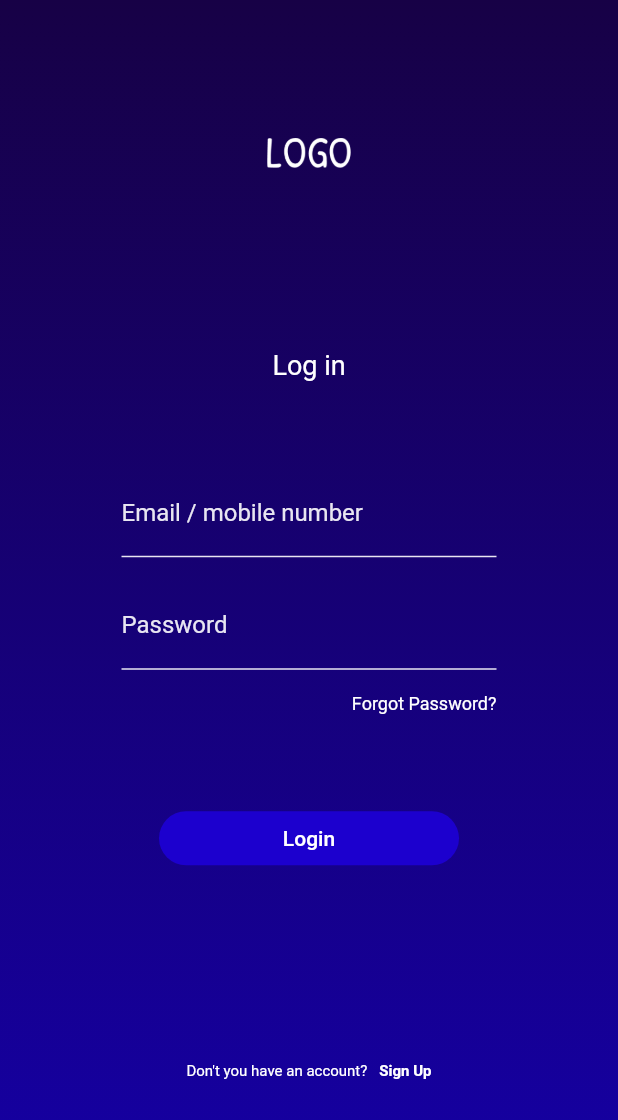
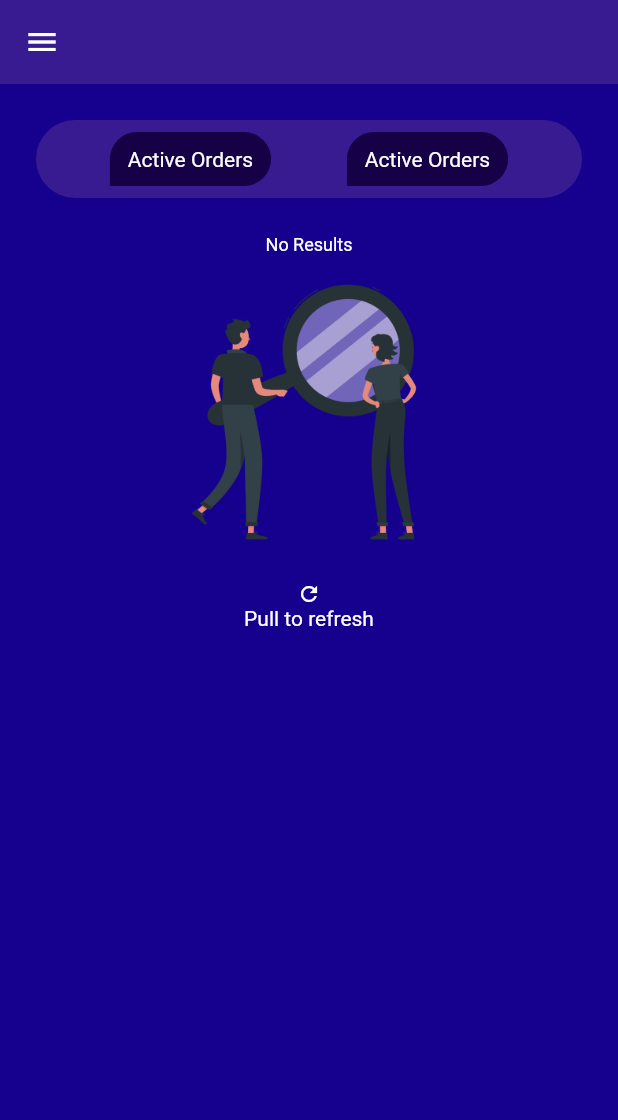
Before and after one commit to marcoleonardini/asap_challenge_cubit, a Flutter app: the LoginScreen screen opened by its route, after a tap on "Login", on a phone screen of 412 x 824 dp. Shown: the top 1120 px of the screen. Run offline on Flutter 3.47's test engine with Material 2 defaults, Android fonts, the light colour scheme and no system bars; our stand-ins replace bloc, flutter_bloc.

Commit message:
Added ongenerated routes
Added flutter_bloc
Added home screen
Fixed Sizes on Splash Screen
Fixed Sizes on Login Screen

```diff
--- a/lib/src/core/config/routes.dart
+++ b/lib/src/core/config/routes.dart
@@ -1,3 +1,4 @@
+import 'package:asap_challenge_cubit/src/ui/screens/home_screen/home_screen.dart';
 import 'package:asap_challenge_cubit/src/ui/screens/login_screen/login_screen.dart';
 import 'package:asap_challenge_cubit/src/ui/screens/splash_screen/splash_screen.dart';
 import 'package:asap_challenge_cubit/src/ui/screens/no_route_screen/no_route.screen.dart';
@@ -10,6 +11,8 @@ class AppRoute {
         return MaterialPageRoute(builder: (context) => SplasScreen());
       case LoginScreen.route:
         return MaterialPageRoute(builder: (context) => LoginScreen());
+      case HomeScreen.route:
+        return MaterialPageRoute(builder: (context) => HomeScreen());
 
       default:
         return MaterialPageRoute(builder: (context) => NoRouteScreen());
--- /dev/null
+++ b/lib/src/core/providers/cubit.dart
@@ -0,0 +1,13 @@
+import 'package:bloc/bloc.dart';
+
+/// A `CounterCubit` which manages an `int` as its state.
+class CounterCubit extends Cubit<int> {
+  /// The initial state of the `CounterCubit` is 0.
+  CounterCubit() : super(0);
+
+  /// When increment is called, the current state
+  /// of the cubit is accessed via `state` and
+  /// a new `state` is emitted via `emit`.
+  void increment() => emit(state + 1);
+  void reset() => emit(0);
+}
--- a/lib/src/ui/screens/home_screen/home_screen.dart
+++ b/lib/src/ui/screens/home_screen/home_screen.dart
@@ -1,9 +1,95 @@
+import 'package:asap_challenge_cubit/src/ui/screens/home_screen/result_listwiew_widget.dart';
 import 'package:flutter/material.dart';
+import 'package:flutter_bloc/flutter_bloc.dart';
+import 'package:asap_challenge_cubit/src/ui/widgets/drawers/main_menu_drawer.dart';
+import 'package:asap_challenge_cubit/src/ui/widgets/no_result_list_view.dart';
+
+import 'package:asap_challenge_cubit/src/core/providers/cubit.dart';
 
 class HomeScreen extends StatelessWidget {
-  static const String = 'home';
+  static const String route = 'home';
   @override
   Widget build(BuildContext context) {
-    return Container();
+    return Scaffold(
+      backgroundColor: Color(0xff15018E),
+      appBar: AppBar(
+        backgroundColor: Color(0xff391B91),
+        elevation: 0.0,
+      ),
+      drawerScrimColor: Colors.white30,
+      drawer: MainMenuDrawer(),
+      body: Container(
+        constraints: BoxConstraints.expand(),
+        child: RefreshIndicator(
+          onRefresh: () async {
+            await Future.delayed(const Duration(milliseconds: 1500));
+            context.read<CounterCubit>().increment();
+            print('refreshing');
+
+            return Future.value(true);
+          },
+          child: Column(
+            children: [
+              Container(
+                margin: EdgeInsets.all(24.0),
+                padding: EdgeInsets.symmetric(vertical: 8.0, horizontal: 24.0),
+                decoration: BoxDecoration(
+                  color: Color(0xff391B91),
+                  borderRadius: BorderRadius.all(
+                    Radius.circular(28),
+                  ),
+                ),
+                child: Row(
+                  mainAxisAlignment: MainAxisAlignment.spaceAround,
+                  children: [
+                    Container(
+                      decoration: BoxDecoration(
+                        borderRadius: BorderRadius.only(
+                          topLeft: Radius.circular(20),
+                          bottomRight: Radius.circular(20),
+                          topRight: Radius.circular(20),
+                        ),
+                        color: Color(0xff160046),
+                      ),
+                      padding: EdgeInsets.symmetric(
+                          vertical: 10.0, horizontal: 12.0),
+                      child: Text('Active Orders'),
+                    ),
+                    Container(
+                      decoration: BoxDecoration(
+                        borderRadius: BorderRadius.only(
+                          topLeft: Radius.circular(20),
+                          bottomRight: Radius.circular(20),
+                          topRight: Radius.circular(20),
+                        ),
+                        color: Color(0xff160046),
+                      ),
+                      padding: EdgeInsets.symmetric(
+                          vertical: 10.0, horizontal: 12.0),
+                      child: Text('Active Orders'),
+                    ),
+                  ],
+                ),
+              ),
+              Expanded(child: BlocBuilder<CounterCubit, int>(
+                // cubit: CounterCubit(),
+                builder: (context, state) {
+                  print(state);
+                  return AnimatedSwitcher(
+                    duration: const Duration(milliseconds: 450),
+                    child: state < 3
+                        ? NoResultsListView()
+                        : ResultsListViewWidget(
+                            key: UniqueKey(),
+                            state: state,
+                          ),
+                  );
+                },
+              )),
+            ],
+          ),
+        ),
+      ),
+    );
   }
 }
--- a/lib/src/ui/screens/login_screen/login_screen.dart
+++ b/lib/src/ui/screens/login_screen/login_screen.dart
@@ -1,3 +1,4 @@
+import 'package:asap_challenge_cubit/src/ui/screens/home_screen/home_screen.dart';
 import 'package:flutter/foundation.dart';
 import 'package:flutter/material.dart';
 
@@ -124,7 +125,8 @@ class LoginScreen extends StatelessWidget {
                                 child: FlatButton(
                                   onPressed: () {
                                     FocusScope.of(context).unfocus();
-                                    print('login');
+                                    Navigator.pushReplacementNamed(
+                                        context, HomeScreen.route);
                                   },
                                   child: Text('Login'),
                                   color: Color(0xff1C00CE),
--- a/lib/src/ui/screens/splash_screen/splash_screen.dart
+++ b/lib/src/ui/screens/splash_screen/splash_screen.dart
@@ -63,7 +63,7 @@ class HomeWidget extends StatelessWidget {
           width: 200,
           child: FlatButton(
             onPressed: () {
-              Navigator.pushNamed(context, LoginScreen.route);
+              Navigator.pushReplacementNamed(context, LoginScreen.route);
             },
             child: Text('Login'),
             color: Color(0xff1C00CE),
@@ -78,6 +78,7 @@ class HomeWidget extends StatelessWidget {
             child: Text('Sign Up'),
             textColor: Color(0xffffffff),
             borderSide: BorderSide(color: Color(0xffffffff)),
+            highlightedBorderColor: Colors.white,
             shape: StadiumBorder(),
           ),
         ),
--- /dev/null
+++ b/lib/src/ui/widgets/no_result_list_view.dart
@@ -0,0 +1,37 @@
+import 'package:flutter/material.dart';
+
+class NoResultsListView extends StatelessWidget {
+  const NoResultsListView({
+    Key key,
+  }) : super(key: key);
+
+  @override
+  Widget build(BuildContext context) {
+    return ListView(
+      children: [
+        Text(
+          'No Results',
+          textAlign: TextAlign.center,
+          style: TextStyle(fontSize: 12.0),
+        ),
+        SizedBox(
+          width: 200,
+          height: 200,
+          child: Image.asset('assets/images/no_results.png'),
+        ),
+        SizedBox(height: 18.0),
+        // SizedBox(height: 12.0),
+        Icon(
+          Icons.refresh,
+          color: Colors.white,
+          size: 16.0,
+        ),
+        Text(
+          'Pull to refresh',
+          textAlign: TextAlign.center,
+          style: TextStyle(fontSize: 14.0),
+        ),
+      ],
+    );
+  }
+}
```
Also changed, not shown: lib/main.dart (+8 -3 lines), lib/src/ui/screens/home_screen/result_listwiew_widget.dart (added, +135 -0 lines), lib/src/ui/widgets/drawers/main_menu_drawer.dart (added, +33 -0 lines), pubspec.yaml (+2 -5 lines), assets/images/gift_pana.png, assets/images/no_results.png (added), pubspec.lock.
